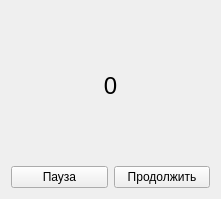
Old version of the form timer3.ui in the repository edfefegeger/test12.
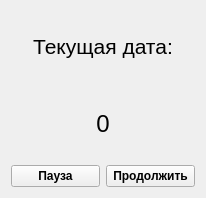
New version of the form.

The edit to the form file:
```diff
--- a/timer3.ui
+++ b/timer3.ui
@@ -6,29 +6,27 @@
    <rect>
     <x>0</x>
     <y>0</y>
-    <width>221</width>
-    <height>199</height>
+    <width>206</width>
+    <height>198</height>
    </rect>
   </property>
   <property name="windowTitle">
    <string>Form</string>
   </property>
   <layout class="QGridLayout" name="gridLayout">
-   <item row="2" column="0">
+   <item row="3" column="0">
     <widget class="QPushButton" name="pushButton">
+     <property name="font">
+      <font>
+       <bold>true</bold>
+      </font>
+     </property>
      <property name="text">
       <string>Пауза</string>
      </property>
     </widget>
    </item>
-   <item row="2" column="1">
-    <widget class="QPushButton" name="pushButton_2">
-     <property name="text">
-      <string>Продолжить</string>
-     </property>
-    </widget>
-   </item>
-   <item row="0" column="0" colspan="2">
+   <item row="1" column="0" colspan="2">
     <widget class="QLabel" name="label">
      <property name="font">
       <font>
@@ -43,6 +41,39 @@
      </property>
     </widget>
    </item>
+   <item row="3" column="1">
+    <widget class="QPushButton" name="pushButton_2">
+     <property name="font">
+      <font>
+       <bold>true</bold>
+      </font>
+     </property>
+     <property name="text">
+      <string>Продолжить</string>
+     </property>
+    </widget>
+   </item>
+   <item row="0" column="0" colspan="2">
+    <widget class="QLabel" name="label_2">
+     <property name="font">
+      <font>
+       <pointsize>16</pointsize>
+      </font>
+     </property>
+     <property name="frameShadow">
+      <enum>QFrame::Raised</enum>
+     </property>
+     <property name="text">
+      <string>Текущая дата:</string>
+     </property>
+     <property name="textFormat">
+      <enum>Qt::AutoText</enum>
+     </property>
+     <property name="alignment">
+      <set>Qt::AlignCenter</set>
+     </property>
+    </widget>
+   </item>
   </layout>
  </widget>
  <resources/>
```
